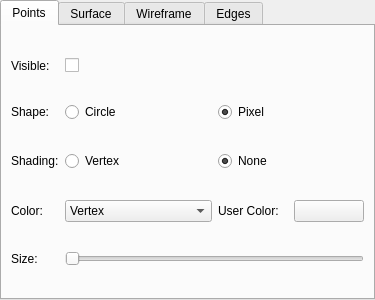
Above: src/vclib/ext/qt/gui/mesh_render_settings_frame.ui from cnr-isti-vclab/vclib before the change. Below: the same form after it.
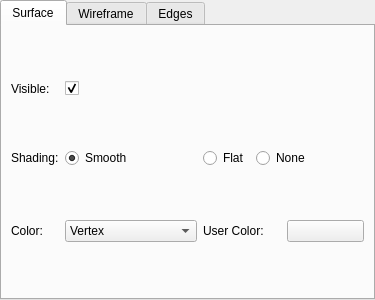
That is the form after the change. The open tabs and pages were chosen to show the change.

Commit message: points frame single class

Patch:
```diff
--- a/src/vclib/ext/qt/gui/mesh_render_settings_frame.ui
+++ b/src/vclib/ext/qt/gui/mesh_render_settings_frame.ui
@@ -31,225 +31,6 @@
      <property name="currentIndex">
       <number>3</number>
      </property>
-     <widget class="QWidget" name="pointsTab">
-      <attribute name="title">
-       <string>Points</string>
-      </attribute>
-      <layout class="QGridLayout" name="gridLayout">
-       <item row="5" column="0">
-        <widget class="QLabel" name="label_3">
-         <property name="sizePolicy">
-          <sizepolicy hsizetype="Minimum" vsizetype="Preferred">
-           <horstretch>0</horstretch>
-           <verstretch>0</verstretch>
-          </sizepolicy>
-         </property>
-         <property name="text">
-          <string>Color:</string>
-         </property>
-        </widget>
-       </item>
-       <item row="6" column="0">
-        <widget class="QLabel" name="label_9">
-         <property name="sizePolicy">
-          <sizepolicy hsizetype="Minimum" vsizetype="Preferred">
-           <horstretch>0</horstretch>
-           <verstretch>0</verstretch>
-          </sizepolicy>
-         </property>
-         <property name="text">
-          <string>Size:</string>
-         </property>
-        </widget>
-       </item>
-       <item row="5" column="1">
-        <widget class="QComboBox" name="pointColorComboBox">
-         <item>
-          <property name="text">
-           <string>Vertex</string>
-          </property>
-         </item>
-         <item>
-          <property name="text">
-           <string>Mesh</string>
-          </property>
-         </item>
-         <item>
-          <property name="text">
-           <string>User</string>
-          </property>
-         </item>
-        </widget>
-       </item>
-       <item row="1" column="1">
-        <widget class="QCheckBox" name="pointVisibilityCheckBox">
-         <property name="sizePolicy">
-          <sizepolicy hsizetype="Preferred" vsizetype="Fixed">
-           <horstretch>0</horstretch>
-           <verstretch>0</verstretch>
-          </sizepolicy>
-         </property>
-         <property name="text">
-          <string/>
-         </property>
-        </widget>
-       </item>
-       <item row="3" column="0">
-        <widget class="QLabel" name="label_14">
-         <property name="sizePolicy">
-          <sizepolicy hsizetype="Minimum" vsizetype="Preferred">
-           <horstretch>0</horstretch>
-           <verstretch>0</verstretch>
-          </sizepolicy>
-         </property>
-         <property name="text">
-          <string>Shading:</string>
-         </property>
-        </widget>
-       </item>
-       <item row="2" column="0">
-        <widget class="QLabel" name="label_2">
-         <property name="sizePolicy">
-          <sizepolicy hsizetype="Minimum" vsizetype="Preferred">
-           <horstretch>0</horstretch>
-           <verstretch>0</verstretch>
-          </sizepolicy>
-         </property>
-         <property name="text">
-          <string>Shape:</string>
-         </property>
-        </widget>
-       </item>
-       <item row="5" column="2">
-        <widget class="QFrame" name="pointUserColorFrame">
-         <property name="frameShape">
-          <enum>QFrame::NoFrame</enum>
-         </property>
-         <property name="frameShadow">
-          <enum>QFrame::Plain</enum>
-         </property>
-         <layout class="QHBoxLayout" name="horizontalLayout">
-          <property name="leftMargin">
-           <number>0</number>
-          </property>
-          <property name="topMargin">
-           <number>0</number>
-          </property>
-          <property name="rightMargin">
-           <number>0</number>
-          </property>
-          <property name="bottomMargin">
-           <number>0</number>
-          </property>
-          <item>
-           <widget class="QLabel" name="label_7">
-            <property name="text">
-             <string>User Color:</string>
-            </property>
-           </widget>
-          </item>
-          <item>
-           <widget class="QPushButton" name="pointColorDialogPushButton">
-            <property name="styleSheet">
-             <string notr="true"/>
-            </property>
-            <property name="text">
-             <string/>
-            </property>
-            <property name="flat">
-             <bool>false</bool>
-            </property>
-           </widget>
-          </item>
-         </layout>
-        </widget>
-       </item>
-       <item row="6" column="1" colspan="2">
-        <widget class="QSlider" name="pointSizeSlider">
-         <property name="minimum">
-          <number>1</number>
-         </property>
-         <property name="maximum">
-          <number>10</number>
-         </property>
-         <property name="orientation">
-          <enum>Qt::Horizontal</enum>
-         </property>
-        </widget>
-       </item>
-       <item row="1" column="0">
-        <widget class="QLabel" name="label">
-         <property name="sizePolicy">
-          <sizepolicy hsizetype="Minimum" vsizetype="Preferred">
-           <horstretch>0</horstretch>
-           <verstretch>0</verstretch>
-          </sizepolicy>
-         </property>
-         <property name="text">
-          <string>Visible:</string>
-         </property>
-        </widget>
-       </item>
-       <item row="2" column="2">
-        <widget class="QRadioButton" name="pointShapePixelRadioButton">
-         <property name="sizePolicy">
-          <sizepolicy hsizetype="MinimumExpanding" vsizetype="Fixed">
-           <horstretch>0</horstretch>
-           <verstretch>0</verstretch>
-          </sizepolicy>
-         </property>
-         <property name="text">
-          <string>Pixel</string>
-         </property>
-         <property name="checked">
-          <bool>true</bool>
-         </property>
-         <attribute name="buttonGroup">
-          <string notr="true">shapeRadioButtonGroup</string>
-         </attribute>
-        </widget>
-       </item>
-       <item row="2" column="1">
-        <widget class="QRadioButton" name="pointShapeCircleRadioButton">
-         <property name="sizePolicy">
-          <sizepolicy hsizetype="MinimumExpanding" vsizetype="Fixed">
-           <horstretch>0</horstretch>
-           <verstretch>0</verstretch>
-          </sizepolicy>
-         </property>
-         <property name="text">
-          <string>Circle</string>
-         </property>
-         <attribute name="buttonGroup">
-          <string notr="true">shapeRadioButtonGroup</string>
-         </attribute>
-        </widget>
-       </item>
-       <item row="3" column="1">
-        <widget class="QRadioButton" name="pointShadingVertexRadioButton">
-         <property name="text">
-          <string>Vertex</string>
-         </property>
-         <attribute name="buttonGroup">
-          <string notr="true">shadingRadioButtonGroup</string>
-         </attribute>
-        </widget>
-       </item>
-       <item row="3" column="2">
-        <widget class="QRadioButton" name="pointShadingNoneRadioButton">
-         <property name="text">
-          <string>None</string>
-         </property>
-         <property name="checked">
-          <bool>true</bool>
-         </property>
-         <attribute name="buttonGroup">
-          <string notr="true">shadingRadioButtonGroup</string>
-         </attribute>
-        </widget>
-       </item>
-      </layout>
-     </widget>
      <widget class="QWidget" name="surfaceTab">
       <attribute name="title">
        <string>Surface</string>
```
Left out of the diff: 2 changed lines with no effect on the pictures. The commit also changes 7 other files.
